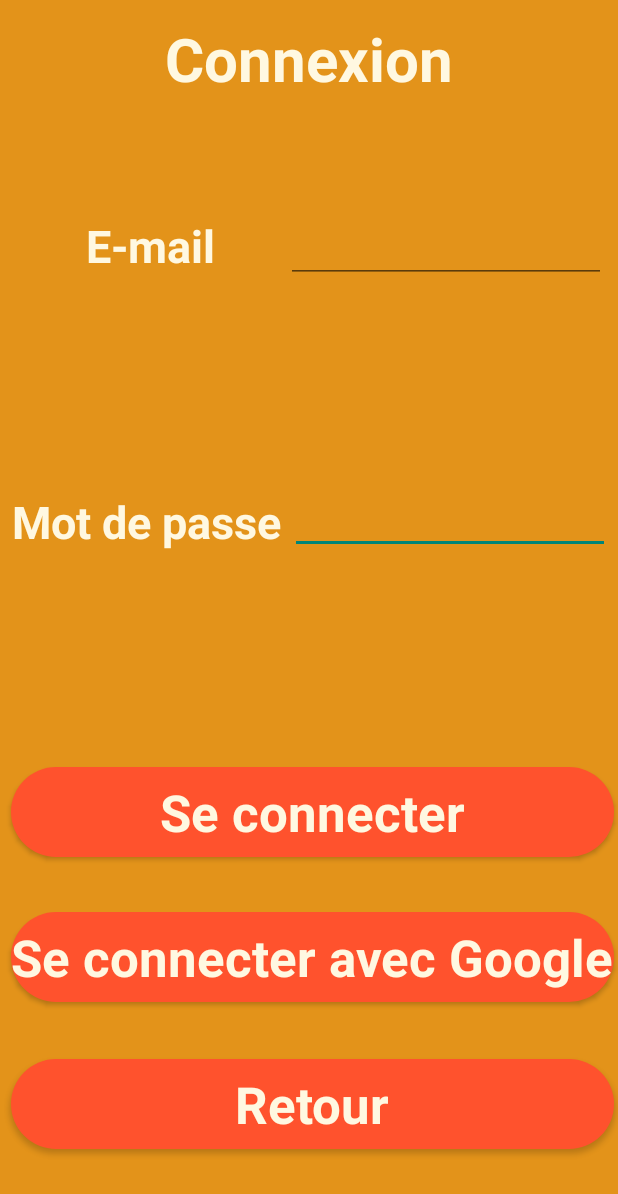
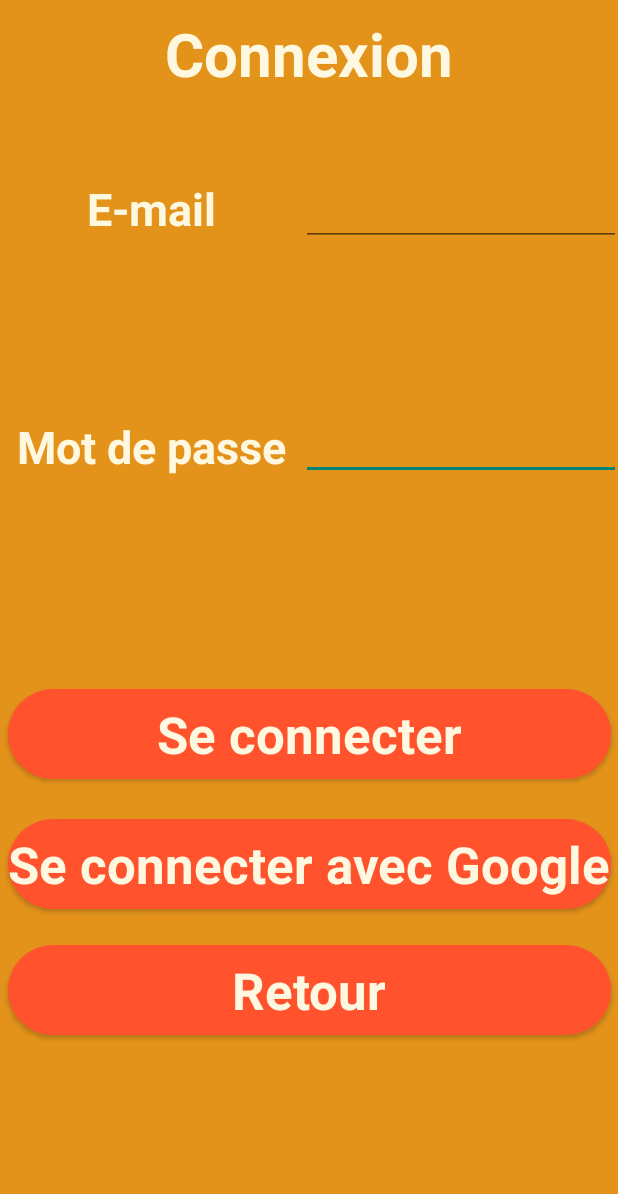
Before and after one commit to Iragnum/Puissance11, an Android app: the Connexion screen opened directly, with no data from a screen before it, on a phone screen of 412 x 824 dp. Shown: the top 1194 px of the screen. Run offline under Robolectric (Android 15) with nearby library versions, the phone set to English and light mode, and no system bars; our stand-ins replace Firebase (no records; nobody signed in at launch, a user with empty details on screens opened directly); Roboto replaces fonts that are not available here.

Commit message:
Mettre les rangs Finir les règles

```diff
--- a/app/src/main/res/layout/activity_connexion.xml
+++ b/app/src/main/res/layout/activity_connexion.xml
@@ -26,7 +26,7 @@
         app:layout_constraintHorizontal_bias="0.0"
         app:layout_constraintStart_toStartOf="@+id/buttonGoogle"
         app:layout_constraintTop_toBottomOf="@+id/buttonGoogle"
-        app:layout_constraintVertical_bias="0.394" />
+        app:layout_constraintVertical_bias="0.153" />
 
     <TextView
         android:id="@+id/textView"
@@ -48,16 +48,18 @@
 
     <TextView
         android:id="@+id/textView9"
-        android:layout_width="wrap_content"
+        android:layout_width="0dp"
         android:layout_height="wrap_content"
+        android:autoSizeTextType="uniform"
+        android:gravity="center"
         android:text="Mot de passe"
         android:textColor="#FFF8E1"
         android:textColorHint="#000000"
         android:textColorLink="#D34242"
         android:textSize="30sp"
         android:textStyle="bold"
-        app:layout_constraintBottom_toTopOf="@+id/buttonConnexion"
-        app:layout_constraintEnd_toEndOf="parent"
+        app:layout_constraintBottom_toTopOf="@+id/guideline10"
+        app:layout_constraintEnd_toStartOf="@+id/guideline12"
         app:layout_constraintHorizontal_bias="0.035"
         app:layout_constraintStart_toStartOf="parent"
         app:layout_constraintTop_toBottomOf="@+id/textView8"
@@ -65,8 +67,10 @@
 
     <TextView
         android:id="@+id/textView8"
-        android:layout_width="wrap_content"
+        android:layout_width="0dp"
         android:layout_height="wrap_content"
+        android:autoSizeTextType="uniform"
+        android:gravity="center"
         android:text="E-mail"
         android:textColor="#FFF8E1"
         android:textColorHint="#000000"
@@ -74,9 +78,9 @@
         android:textSize="30sp"
         android:textStyle="bold"
         app:layout_constraintBottom_toTopOf="@+id/textView9"
-        app:layout_constraintEnd_toEndOf="parent"
-        app:layout_constraintHorizontal_bias="0.175"
-        app:layout_constraintStart_toStartOf="parent"
+        app:layout_constraintEnd_toEndOf="@+id/textView9"
+        app:layout_constraintHorizontal_bias="0.116"
+        app:layout_constraintStart_toStartOf="@+id/textView9"
         app:layout_constraintTop_toTopOf="parent"
         app:layout_constraintVertical_bias="0.146"
         app:layout_constraintVertical_chainStyle="spread" />
@@ -97,10 +101,10 @@
         android:textStyle="bold"
         app:layout_constraintBottom_toBottomOf="parent"
         app:layout_constraintEnd_toEndOf="@+id/buttonGoogle"
-        app:layout_constraintHorizontal_bias="0.5"
+        app:layout_constraintHorizontal_bias="0.0"
         app:layout_constraintStart_toStartOf="@+id/buttonGoogle"
-        app:layout_constraintTop_toTopOf="parent"
-        app:layout_constraintVertical_bias="0.669" />
+        app:layout_constraintTop_toTopOf="@+id/guideline10"
+        app:layout_constraintVertical_bias="0.07" />
 
     <EditText
         android:id="@+id/editPassword"
@@ -110,7 +114,7 @@
         android:inputType="textPassword"
         app:layout_constraintBottom_toBottomOf="@+id/textView9"
         app:layout_constraintEnd_toEndOf="parent"
-        app:layout_constraintStart_toEndOf="@+id/textView9"
+        app:layout_constraintStart_toStartOf="@+id/guideline12"
         app:layout_constraintTop_toTopOf="@+id/textView9"
         app:layout_constraintVertical_bias="0.682"
         tools:ignore="SpeakableTextPresentCheck" />
@@ -122,9 +126,9 @@
         android:ems="10"
         android:inputType="textEmailAddress"
         app:layout_constraintBottom_toBottomOf="@+id/textView8"
-        app:layout_constraintEnd_toEndOf="parent"
+        app:layout_constraintEnd_toEndOf="@+id/editPassword"
         app:layout_constraintHorizontal_bias="0.86"
-        app:layout_constraintStart_toEndOf="@+id/textView8"
+        app:layout_constraintStart_toStartOf="@+id/editPassword"
         app:layout_constraintTop_toTopOf="@+id/textView8"
         app:layout_constraintVertical_bias="0.0"
         tools:ignore="SpeakableTextPresentCheck" />
@@ -145,9 +149,23 @@
         android:textStyle="bold"
         app:layout_constraintBottom_toBottomOf="parent"
         app:layout_constraintEnd_toEndOf="parent"
-        app:layout_constraintHorizontal_bias="0.714"
+        app:layout_constraintHorizontal_bias="0.5"
         app:layout_constraintStart_toStartOf="parent"
         app:layout_constraintTop_toBottomOf="@+id/buttonConnexion"
-        app:layout_constraintVertical_bias="0.191" />
+        app:layout_constraintVertical_bias="0.108" />
+
+    <androidx.constraintlayout.widget.Guideline
+        android:id="@+id/guideline10"
+        android:layout_width="wrap_content"
+        android:layout_height="wrap_content"
+        android:orientation="horizontal"
+        app:layout_constraintGuide_percent="0.53" />
+
+    <androidx.constraintlayout.widget.Guideline
+        android:id="@+id/guideline12"
+        android:layout_width="wrap_content"
+        android:layout_height="wrap_content"
+        android:orientation="vertical"
+        app:layout_constraintGuide_percent="0.49" />
 
 </androidx.constraintlayout.widget.ConstraintLayout>
--- a/app/src/main/res/layout/activity_regles.xml
+++ b/app/src/main/res/layout/activity_regles.xml
@@ -39,7 +39,7 @@
             android:id="@+id/textView11"
             android:layout_width="wrap_content"
             android:layout_height="wrap_content"
-            android:text="@string/regle"
+            android:text="@string/rules"
             android:textColor="#000000"
             android:textSize="22sp"
             android:textStyle="bold"
--- a/app/src/main/res/values/strings.xml
+++ b/app/src/main/res/values/strings.xml
@@ -1,4 +1,4 @@
-
+<?xml version="1.0" encoding="utf-8"?>
 <resources>
     <string name="app_name">Ovni</string>
     <string name="button">Connexion</string>
@@ -15,4 +15,6 @@
     <string name="email">E-mail</string>
     <string name="mdp">Mot de passe</string>
     <string name="regle">Règles</string>
+    <string name="rules">Niveau 1 : Pierre - Papier - Ciseaux\nUne victoire = 3 points, une défaite = -1 points \n\n- La pierre bat la paire de ciseaux\n- La paire de ciseaux bat la feuille\n- La feuille bat la pierre\n\nNiveau 2 : Pierre - Papier - Ciseaux - Puits  \nUne victoire = 5 points, une défaite = -2 points\n\n- La pierre bat la paire de ciseaux\n- La feuille bat la pierre\n- La feuille bat le puits\n- Le puits bat la paire de cieseaux\n- Le puits bat la pierre\n\nNiveau 3 : Puissance 7 : Pierre - Papier - Ciseaux - Eau - Feu - Air - Eponge\n\n- La pierre éteint le feu, écrase les ciseaux et l\'éponge\n- Le feu fait fondre les ciseaux, brûle l\'éponge et le papier\n- Les ciseaux coupent l\'éponge, le papier et son claquement réseonne dans l\'air\n- L\'éponge mouille le papier, contient des trous d\'air et absorbe l\'eau\n- Le papier évente l\'air, flotte sur l\'eau et recouvre la pierre\n- L\'air évapore l\'eau, érode la pierre et éteint le feu\n- l\'eau érode la pierre, éteint le feu et rouille les ciseaux\n</string>
+
 </resources>
```
Also changed, not shown: 1 other file.
